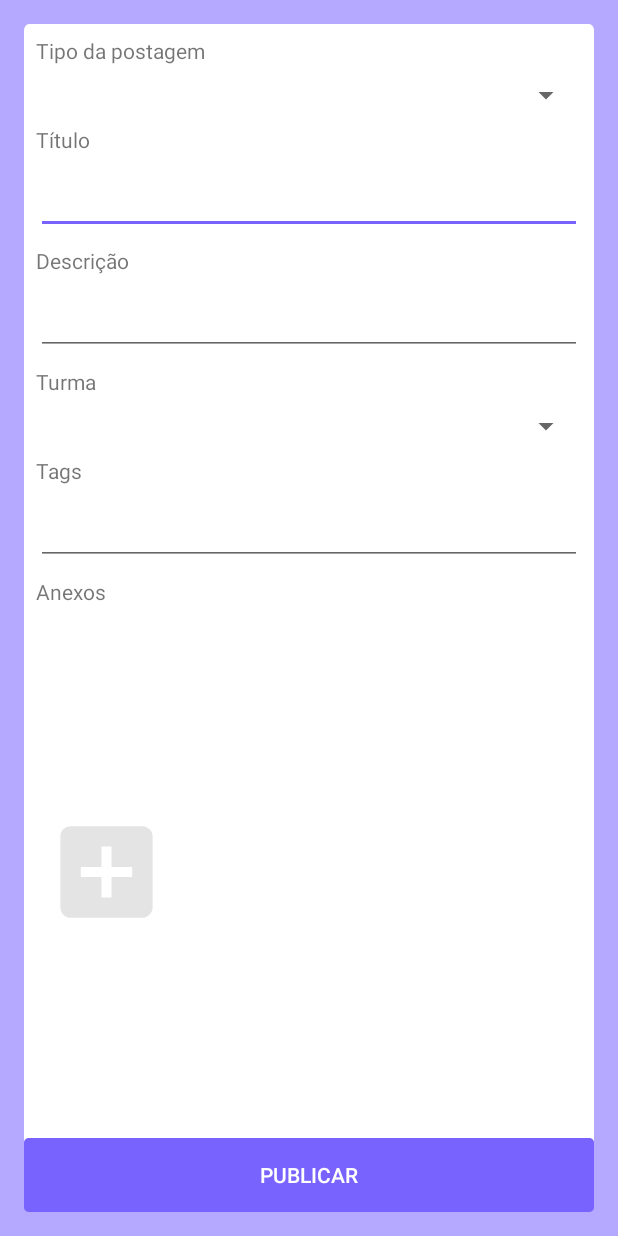
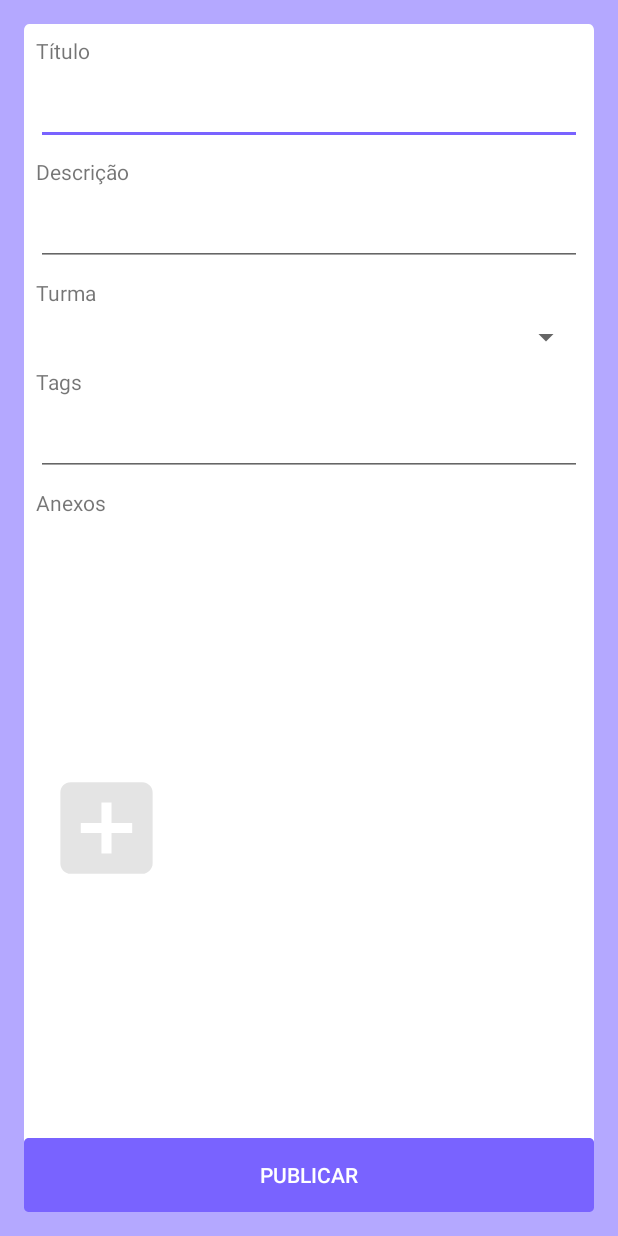
Before and after one commit to angelelouise/apotheca, an Android app: the layout activity_cadastrar_post.xml on its own in the app's theme, with its tools: preview values and no code run, on a phone screen of 412 x 824 dp. Run offline under Robolectric (Android 15) with nearby library versions, the phone set to English and light mode, and no system bars.

Commit message:
Removed: Tipo da postagem

```diff
--- a/app/src/main/java/com/ufrn/angele/apotheca/adapters/RespostaAdapter.java
+++ /dev/null
@@ -1,4 +0,0 @@
-package com.ufrn.angele.apotheca.adapters;
-
-public class RespostaAdapter {
-}
--- a/app/src/main/res/layout/activity_cadastrar_post.xml
+++ b/app/src/main/res/layout/activity_cadastrar_post.xml
@@ -18,27 +18,27 @@
         app:layout_constraintStart_toStartOf="parent"
         tools:layout_editor_absoluteY="16dp">
 
-        <TextView
-            android:id="@+id/textView3"
-            android:layout_width="match_parent"
-            android:layout_height="wrap_content"
-            android:layout_marginStart="8dp"
-            android:layout_marginTop="8dp"
-            android:layout_marginEnd="8dp"
-            android:text="@string/tipo_da_postagem"
-            app:layout_constraintEnd_toEndOf="parent"
-            app:layout_constraintStart_toStartOf="parent"
-            app:layout_constraintTop_toTopOf="parent" />
+        <!--<TextView-->
+            <!--android:id="@+id/textView3"-->
+            <!--android:layout_width="match_parent"-->
+            <!--android:layout_height="wrap_content"-->
+            <!--android:layout_marginStart="8dp"-->
+            <!--android:layout_marginTop="8dp"-->
+            <!--android:layout_marginEnd="8dp"-->
+            <!--android:text="@string/tipo_da_postagem"-->
+            <!--app:layout_constraintEnd_toEndOf="parent"-->
+            <!--app:layout_constraintStart_toStartOf="parent"-->
+            <!--app:layout_constraintTop_toTopOf="parent" />-->
 
-        <Spinner
-            android:id="@+id/spinnerTipo"
-            android:layout_width="match_parent"
-            android:layout_height="wrap_content"
-            android:layout_marginStart="8dp"
-            android:layout_marginTop="8dp"
-            android:layout_marginEnd="8dp"
-            app:layout_constraintTop_toBottomOf="@+id/textView3"
-            tools:layout_editor_absoluteX="8dp" />
+        <!--<Spinner-->
+            <!--android:id="@+id/spinnerTipo"-->
+            <!--android:layout_width="match_parent"-->
+            <!--android:layout_height="wrap_content"-->
+            <!--android:layout_marginStart="8dp"-->
+            <!--android:layout_marginTop="8dp"-->
+            <!--android:layout_marginEnd="8dp"-->
+            <!--app:layout_constraintTop_toBottomOf="@+id/textView3"-->
+            <!--tools:layout_editor_absoluteX="8dp" />-->
 
         <TextView
             android:id="@+id/textView"
@@ -49,8 +49,9 @@
             android:layout_marginEnd="8dp"
             android:text="@string/titulo"
             app:layout_constraintEnd_toEndOf="parent"
+            app:layout_constraintHorizontal_bias="0.0"
             app:layout_constraintStart_toStartOf="parent"
-            app:layout_constraintTop_toBottomOf="@+id/spinnerTipo" />
+            app:layout_constraintTop_toTopOf="parent" />
 
         <EditText
             android:id="@+id/tituloText"
```
Also changed, not shown: app/src/main/java/com/ufrn/angele/apotheca/activity/CadastrarPostActivity.java (+13 -16 lines), app/src/main/java/com/ufrn/angele/apotheca/adapters/PostAdapter.java (+15 -12 lines), app/src/main/java/com/ufrn/angele/apotheca/dominio/Postagem.java (+9 -9 lines).
